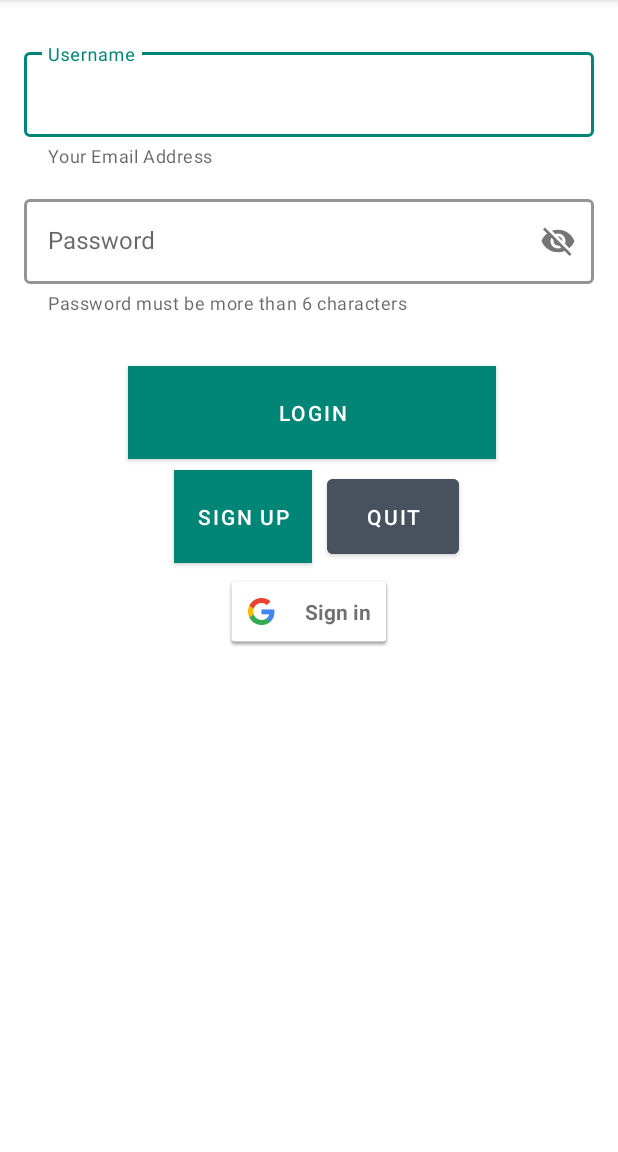
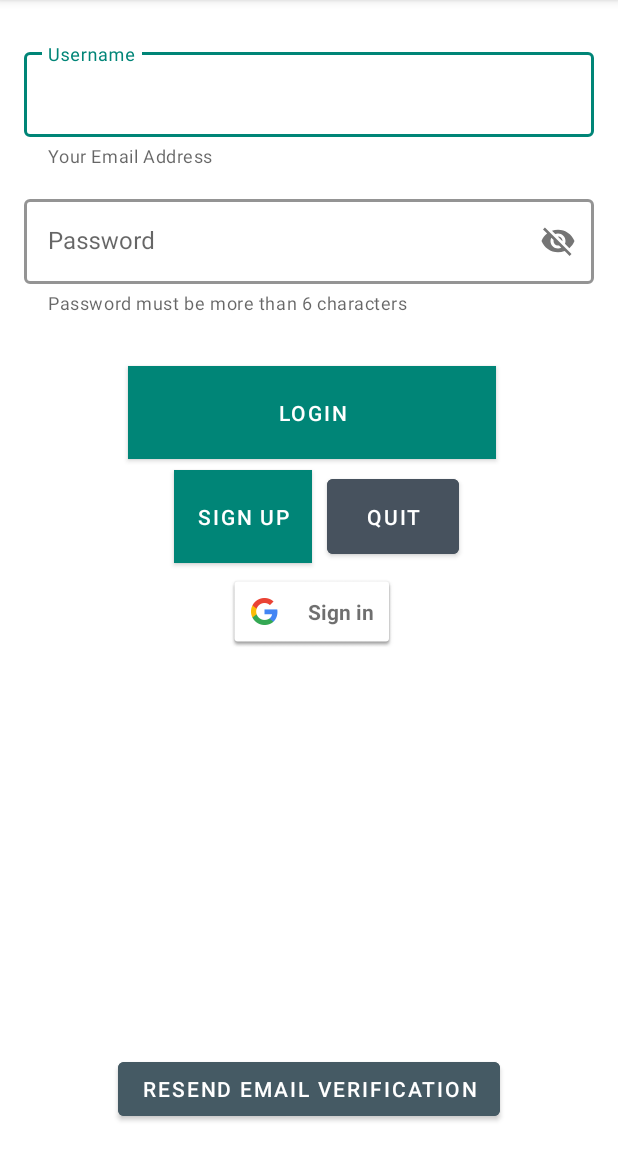
Before and after one commit to Wenz111/iFuturus, an Android app: the screen it shows after launch (LoginActivity), on a phone screen of 412 x 824 dp, the part 84-1236 px from its top. Run offline under Robolectric (Android 15) with nearby library versions, the phone set to English and light mode, and no system bars; our stand-ins replace CircleImageView, Firebase (no records; nobody signed in at launch, a user with empty details on screens opened directly), navigation-ui.

Commit message:
Added Email Verification

```diff
--- a/app/src/main/res/layout/activity_login.xml
+++ b/app/src/main/res/layout/activity_login.xml
@@ -126,11 +126,20 @@
         android:id="@+id/btnGoogleSignIn"
         android:layout_width="wrap_content"
         android:layout_height="wrap_content"
-        android:layout_marginStart="8dp"
         android:layout_marginTop="8dp"
-        android:layout_marginEnd="8dp"
+        app:layout_constraintEnd_toEndOf="@+id/button_sign_up"
+        app:layout_constraintStart_toEndOf="@+id/button_sign_up"
+        app:layout_constraintTop_toBottomOf="@+id/button_cancel" />
+
+    <com.google.android.material.button.MaterialButton
+        android:id="@+id/button_email_verification"
+        android:layout_width="wrap_content"
+        android:layout_height="wrap_content"
+        android:layout_marginBottom="18dp"
+        android:backgroundTint="#455a64"
+        android:text="@string/resend_email_verification"
+        app:layout_constraintBottom_toBottomOf="parent"
         app:layout_constraintEnd_toEndOf="parent"
-        app:layout_constraintStart_toStartOf="parent"
-        app:layout_constraintTop_toBottomOf="@+id/button_sign_up" />
+        app:layout_constraintStart_toStartOf="parent" />
 
 </androidx.constraintlayout.widget.ConstraintLayout>
--- a/app/src/main/res/values/strings.xml
+++ b/app/src/main/res/values/strings.xml
@@ -41,7 +41,8 @@
     <string name="required">Required</string>
     <string name="password_not_match">Password does not match</string>
     <string name="invalid_email_format">Invalid Email Address Format</string>
-    <string name="account_create_successful">Account has successfully been created!</string>
+    <string name="account_create_successful">Account has successfully been created</string>
+    <string name="account_create_successful_please_verify">Account has successfully been created, Please Verify your Email to proceed!</string>
     <string name="login_successful">Login Successfully!</string>
     <string name="email_already_registered">This email has already been registered with iFuturus!</string>
     <string name="account_cannot_create">Account cannot be created!</string>
@@ -74,5 +75,6 @@
         It may include your name, user name, email address,
         and session activity on the Sites.
     </string>
+    <string name="resend_email_verification">Resend Email Verification</string>
 
 </resources>
```
Also changed, not shown: app/src/main/java/com/example/ifuturus/LoginActivity.kt (+51 -3 lines), app/src/main/java/com/example/ifuturus/RegisterActivity.kt (+4 -5 lines).
